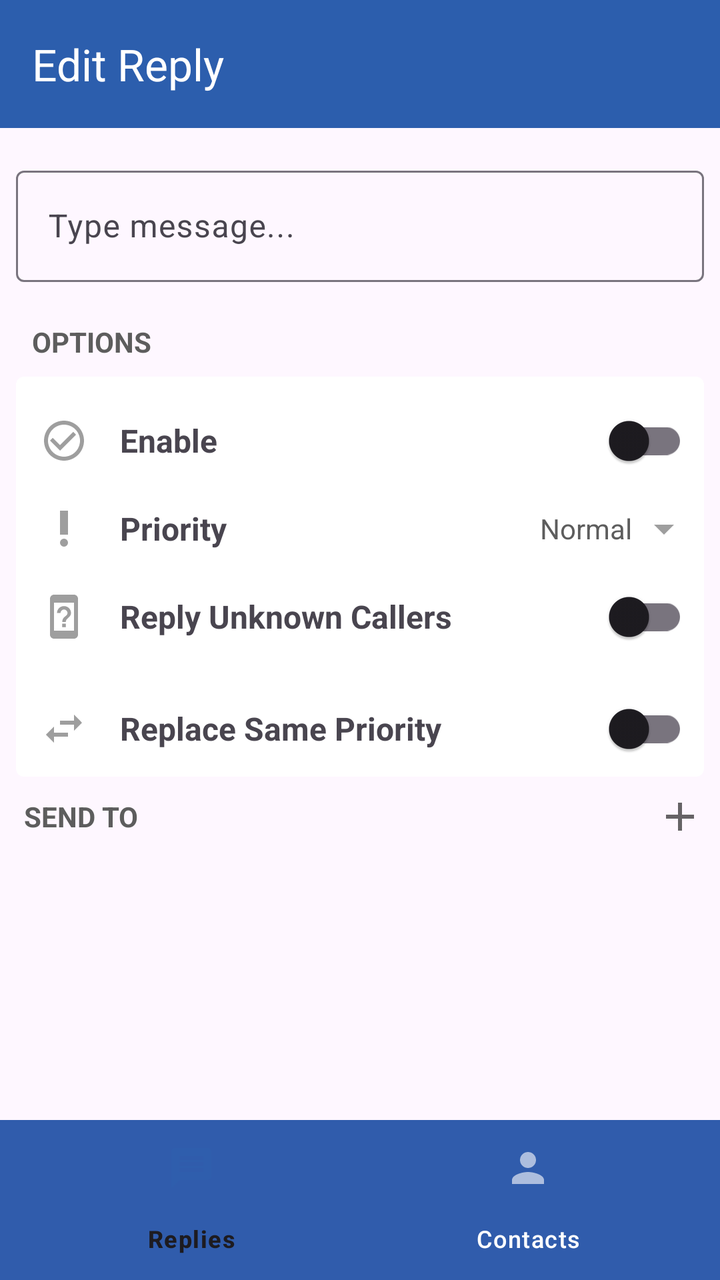
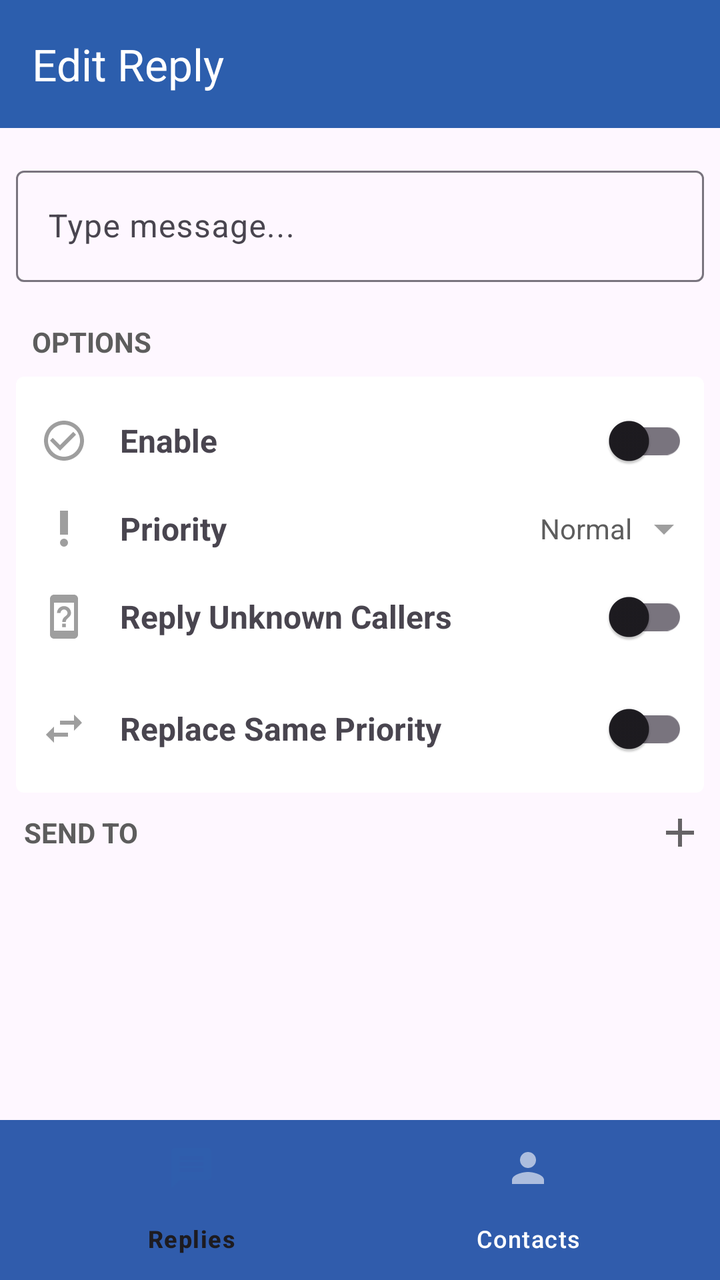

Screens rendered from an Android XML layout before and after an edit, with the pre-edit source and the edit as a unified diff.
<!-- AndroidManifest.xml: application theme Theme.CallSwitch -->
<!-- res/layout/fragment_edit_reply.xml -->
<?xml version="1.0" encoding="utf-8"?>
<androidx.coordinatorlayout.widget.CoordinatorLayout xmlns:android="http://schemas.android.com/apk/res/android"
    xmlns:app="http://schemas.android.com/apk/res-auto"
    xmlns:tools="http://schemas.android.com/tools"
    android:id="@+id/main_fragment"
    android:layout_width="match_parent"
    android:layout_height="match_parent"
    tools:context=".RepliesActivity">

    <include layout="@layout/component_edit_reply_app_bar"/>

    <RelativeLayout

        android:layout_width="match_parent"
        app:layout_behavior="@string/appbar_scrolling_view_behavior"
        android:layout_height="match_parent">

        <androidx.core.widget.NestedScrollView
            android:layout_above="@id/bottom_nav_view"
            android:layout_width="match_parent"
            android:layout_height="match_parent">
            <LinearLayout
                android:layout_width="match_parent"
                android:layout_height="match_parent"
                android:orientation="vertical">
                <com.google.android.material.textfield.TextInputLayout
                    android:hint="@string/type_message"
                    app:errorEnabled="true"
                    android:layout_marginTop="16dp"
                    android:layout_marginHorizontal="8dp"
                    android:layout_width="match_parent"
                    android:layout_height="wrap_content">
                    <com.google.android.material.textfield.TextInputEditText
                        android:id="@+id/reply_text_field"
                        android:layout_width="match_parent"
                        android:layout_height="wrap_content"
                        />
                </com.google.android.material.textfield.TextInputLayout>
                <TextView
                    android:layout_width="match_parent"
                    android:layout_height="wrap_content"
                    android:text="@string/options"
                    app:textAllCaps="true"
                    android:layout_marginHorizontal="16dp"
                    android:textStyle="bold"
                    android:textColor="@color/grey_10"/>
                <LinearLayout
                    android:layout_marginTop="8dp"
                    android:layout_marginHorizontal="8dp"
                    android:background="@drawable/rounded_rectangle_background_4"
                    android:layout_width="match_parent"
                    android:layout_height="wrap_content"
                    android:orientation="vertical">

                    <LinearLayout
                        android:gravity="center_vertical"
                        android:layout_marginTop="8dp"
                        android:layout_width="match_parent"
                        android:layout_height="wrap_content"
                        android:orientation="horizontal">
                        <ImageView
                            android:layout_width="wrap_content"
                            android:layout_height="wrap_content"
                            android:layout_marginStart="12dp"
                            app:tint="@color/grey_10"
                            android:src="@drawable/ic_action_check"/>
                        <TextView
                            android:layout_marginHorizontal="16dp"
                            android:layout_weight="1"
                            android:layout_width="0dp"
                            android:layout_height="wrap_content"
                            android:text="@string/enable"
                            android:textStyle="bold"
                            android:textSize="16sp"/>

                        <com.google.android.material.switchmaterial.SwitchMaterial
                            android:id="@+id/enable_reply_switch"
                            android:layout_marginEnd="8dp"
                            android:layout_width="wrap_content"
                            android:layout_height="wrap_content"/>
                    </LinearLayout>
                    <LinearLayout
                        android:id="@+id/priority_button"
                        android:gravity="center_vertical"
                        android:layout_marginEnd="8dp"
                        android:layout_marginTop="8dp"
                        android:layout_width="match_parent"
                        android:layout_height="wrap_content"
                        android:orientation="horizontal">
                        <ImageView
                            android:layout_marginStart="12dp"
                            android:layout_width="wrap_content"
                            android:layout_height="wrap_content"
                            app:tint="@color/grey_10"
                            android:src="@drawable/ic_action_priority"/>
                        <TextView
                            android:layout_marginHorizontal="16dp"
                            android:layout_weight="1"
                            android:layout_width="0dp"
                            android:layout_height="wrap_content"
                            android:text="@string/priority"
                            android:textSize="16sp"
                            android:textStyle="bold"/>
                        <LinearLayout
                            android:gravity="center_vertical"
                            android:layout_width="wrap_content"
                            android:layout_height="wrap_content"
                            android:orientation="horizontal">
                            <TextView
                                android:id="@+id/priority"
                                android:layout_width="wrap_content"
                                android:layout_height="wrap_content"
                                android:text="@string/normal"
                                android:textColor="@color/grey_10"
                                android:layout_marginEnd="4dp"/>
                            <ImageView
                                app:tint="@color/grey_10"
                                android:layout_width="wrap_content"
                                android:layout_height="wrap_content"
                                android:src="@drawable/ic_action_down"/>
                        </LinearLayout>

                    </LinearLayout>
                    <LinearLayout
                        android:gravity="center_vertical"
                        android:layout_marginTop="8dp"
                        android:layout_width="match_parent"
                        android:layout_height="wrap_content"
                        android:orientation="horizontal">
                        <ImageView
                            android:layout_width="wrap_content"
                            android:layout_height="wrap_content"
                            android:layout_marginStart="12dp"
                            app:tint="@color/grey_10"
                            android:src="@drawable/ic_action_unknown"/>
                        <TextView
                            android:layout_marginHorizontal="16dp"
                            android:layout_weight="1"
                            android:layout_width="0dp"
                            android:layout_height="wrap_content"
                            android:text="@string/reply_unknown"
                            android:textStyle="bold"
                            android:textSize="16sp"/>

                        <com.google.android.material.switchmaterial.SwitchMaterial
                            android:id="@+id/reply_unknown_switch"
                            android:layout_marginEnd="8dp"
                            android:layout_width="wrap_content"
                            android:layout_height="wrap_content"/>
                    </LinearLayout>
                    <LinearLayout
                        android:gravity="center_vertical"
                        android:layout_marginTop="8dp"
                        android:layout_width="match_parent"
                        android:layout_height="wrap_content"
                        android:orientation="horizontal">
                        <ImageView
                            android:layout_width="wrap_content"
                            android:layout_height="wrap_content"
                            android:layout_marginStart="12dp"
                            app:tint="@color/grey_10"
                            android:src="@drawable/ic_action_swap"/>
                        <TextView
                            android:layout_marginHorizontal="16dp"
                            android:layout_weight="1"
                            android:layout_width="0dp"
                            android:layout_height="wrap_content"
                            android:text="@string/replace_same_priority"
                            android:textStyle="bold"
                            android:textSize="16sp"/>
                        <com.google.android.material.switchmaterial.SwitchMaterial
                            android:id="@+id/replace_same_priority_switch"
                            android:layout_marginEnd="8dp"
                            android:layout_width="wrap_content"
                            android:layout_height="wrap_content"/>
                    </LinearLayout>
                </LinearLayout>

                <LinearLayout
                    android:layout_marginTop="8dp"
                    android:layout_width="match_parent"
                    android:layout_height="wrap_content"
                    android:orientation="horizontal">
                    <com.google.android.material.textview.MaterialTextView
                        android:layout_marginHorizontal="12dp"
                        android:layout_width="0dp"
                        android:layout_weight="1"
                        android:layout_height="wrap_content"
                        android:layout_gravity="center_vertical"
                        android:text="@string/send_to"
                        app:textAllCaps="true"
                        android:textStyle="bold"
                        android:textColor="@color/grey_10"/>
                    <ImageButton
                        android:layout_marginEnd="8dp"
                        android:id="@+id/add_contacts_button"
                        android:layout_width="wrap_content"
                        android:layout_height="wrap_content"
                        android:layout_gravity="center_vertical"
                        android:contentDescription="@string/add_contacts_hint"
                        android:background="@null"
                        app:tint="@color/black"
                        android:src="@drawable/ic_action_add"/>
                </LinearLayout>

                <androidx.recyclerview.widget.RecyclerView
                    android:layout_marginTop="8dp"
                    android:layout_marginBottom="16dp"
                    android:layout_marginHorizontal="8dp"
                    android:id="@+id/selected_contacts_recycler_view"
                    android:layout_width="match_parent"
                    android:layout_height="match_parent"/>
            </LinearLayout>
        </androidx.core.widget.NestedScrollView>




        <include layout="@layout/component_bottom_nav_bar"
            android:id="@+id/bottom_nav_view"/>

    </RelativeLayout>

</androidx.coordinatorlayout.widget.CoordinatorLayout>
<!-- res/layout/component_edit_reply_app_bar.xml (included above) -->
<?xml version="1.0" encoding="utf-8"?>
<com.google.android.material.appbar.AppBarLayout xmlns:android="http://schemas.android.com/apk/res/android"
    xmlns:app="http://schemas.android.com/apk/res-auto"
    android:id="@+id/toolbar_main"
    android:layout_width="match_parent"
    android:layout_height="wrap_content"
    android:fitsSystemWindows="true"
    app:liftOnScrollColor="@color/blue"
    app:liftOnScroll="true">

    <com.google.android.material.appbar.MaterialToolbar
        android:id="@+id/edit_reply_toolbar"
        android:layout_width="match_parent"
        android:layout_height="wrap_content"
        android:minHeight="?attr/actionBarSize"
        app:title="@string/edit_reply"/>
</com.google.android.material.appbar.AppBarLayout>
<!-- res/layout/component_bottom_nav_bar.xml (included above) -->
<?xml version="1.0" encoding="utf-8"?>
<com.google.android.material.bottomnavigation.BottomNavigationView xmlns:android="http://schemas.android.com/apk/res/android"
    android:layout_width="match_parent"
    android:layout_height="wrap_content"
    android:fitsSystemWindows="true"
    android:id="@+id/bottom_nav_view"
    android:layout_alignParentBottom="true"
    xmlns:app="http://schemas.android.com/apk/res-auto"
    app:menu="@menu/bottom_navigation_menu" />
<!-- resources referenced by this layout -->
<resources>
  <color name="black">#FF000000</color>
  <color name="blue">#2C5EAD</color>
  <color name="grey_10">#5d5d5d</color>
  <!-- drawable ic_action_add (drawable-anydpi) -->
  <vector xmlns:android="http://schemas.android.com/apk/res/android"
      android:width="24dp"
      android:height="24dp"
      android:viewportWidth="24"
      android:viewportHeight="24"
      android:tint="#333333"
      android:alpha="0.6">
    <path
        android:fillColor="@android:color/white"
        android:pathData="M19,13h-6v6h-2v-6H5v-2h6V5h2v6h6v2z"/>
  </vector>
  <!-- drawable ic_action_down (drawable-anydpi) -->
  <vector xmlns:android="http://schemas.android.com/apk/res/android"
      android:width="24dp"
      android:height="24dp"
      android:viewportWidth="24"
      android:viewportHeight="24"
      android:tint="#333333"
      android:alpha="0.6">
    <path
        android:fillColor="@android:color/white"
        android:pathData="M7,10l5,5 5,-5z"/>
  </vector>
  <!-- drawable ic_action_swap (drawable-anydpi) -->
  <vector xmlns:android="http://schemas.android.com/apk/res/android"
      android:width="24dp"
      android:height="24dp"
      android:viewportWidth="24"
      android:viewportHeight="24"
      android:tint="#333333"
      android:alpha="0.6">
    <path
        android:fillColor="@android:color/white"
        android:pathData="M6.99,11L3,15l3.99,4v-3H14v-2H6.99v-3zM21,9l-3.99,-4v3H10v2h7.01v3L21,9z"/>
  </vector>
  <!-- drawable rounded_rectangle_background_4 (drawable) -->
  <?xml version="1.0" encoding="utf-8"?>
  <shape xmlns:android="http://schemas.android.com/apk/res/android"
      android:shape="rectangle">
      <corners android:radius="4dp"/>
      <solid android:color="@color/white"/>
  </shape>
  <string name="add_contacts_hint">Add contacts to send reply to</string>
  <string name="edit_reply">Edit Reply</string>
  <string name="enable">Enable</string>
  <string name="normal">Normal</string>
  <string name="options">Options</string>
  <string name="priority">Priority</string>
  <string name="replace_same_priority">Replace Same Priority</string>
  <string name="reply_unknown">Reply Unknown Callers</string>
  <string name="send_to">Send to</string>
  <string name="type_message">Type message...</string>
  <style name="Theme.CallSwitch" parent="Base.Theme.CallSwitch" />
  <color name="white">#FFFFFFFF</color>
  <style name="Base.Theme.CallSwitch" parent="Theme.Material3.DayNight.NoActionBar">
          
          
          <item name="colorSurface">@color/blue</item>
          <item name="toolbarStyle">@style/Widget.App.Toolbar</item>
          <item name="bottomNavigationStyle">@style/Widget.App.BottomNavigationView</item>
      </style>
  <style name="Widget.App.Toolbar" parent="Widget.Material3.Toolbar">
          <item name="materialThemeOverlay">@style/ThemeOverlay.App.Toolbar</item>
      </style>
  <style name="Widget.App.BottomNavigationView" parent="Widget.Material3.BottomNavigationView">
          <item name="materialThemeOverlay">@style/ThemeOverlay.App.BottomNavigationView</item>
      </style>
  <style name="ThemeOverlay.App.BottomNavigationView" parent="">
          
          <item name="colorOnSurfaceVariant">@color/white</item>
          
          <item name="colorSurfaceContainer">@color/blue</item>
          
          <item name="colorSecondary">@color/blue</item>
          
          <item name="colorSecondaryContainer">@color/white</item>
          
          <item name="colorOnSecondaryContainer">@color/blue</item>
      </style>
  <style name="TextAppearance.App.TitleLarge" parent="TextAppearance.Material3.TitleLarge">
  
  
      </style>
  <style name="TextAppearance.App.TitleMedium" parent="TextAppearance.Material3.TitleMedium">
  
  
      </style>
  <!-- unchanged entries left out for length: 4 -->
</resources>

<!-- the commit's change to res/layout/fragment_edit_reply.xml (unified diff, before → after) -->
@@ -151,6 +151,7 @@
                     <LinearLayout
                         android:gravity="center_vertical"
                         android:layout_marginTop="8dp"
+                        android:layout_marginBottom="8dp"
                         android:layout_width="match_parent"
                         android:layout_height="wrap_content"
                         android:orientation="horizontal">
